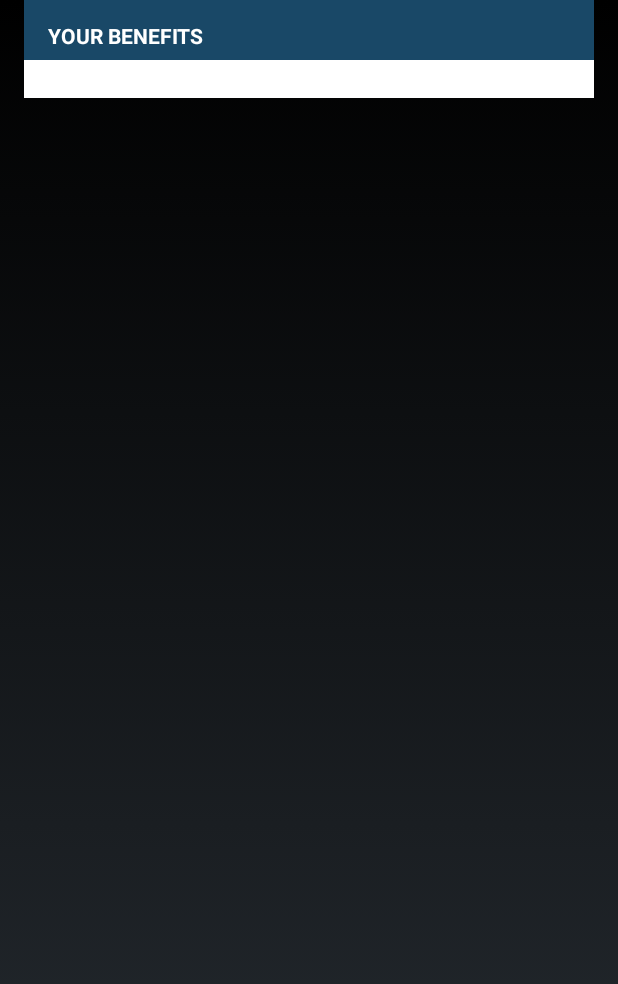
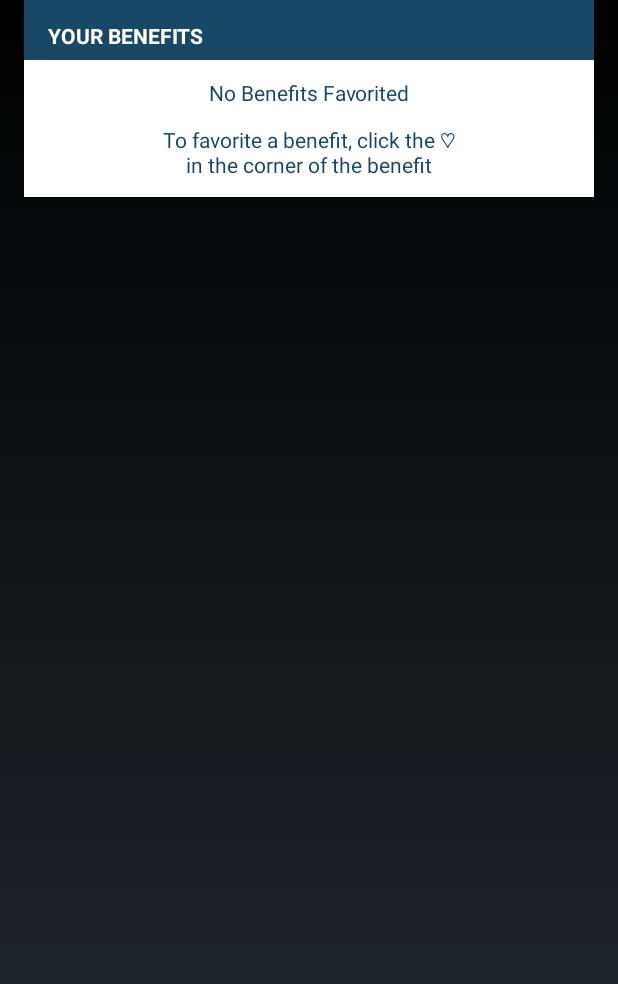
Before and after one commit to miraclesystems/modes-mobile-droid, an Android app: the fragment FavoritesBenefitsListFragment shown on its own in the app's theme, on a phone screen of 412 x 824 dp. Shown: the top 984 px of the screen. Run offline under Robolectric (Android 15) with nearby library versions, the phone set to English and light mode, and no system bars; 6 statements that could not run were skipped.

Commit message:
fixes per jira for favorites and connect

```diff
--- a/app/src/main/java/mil/dod/mcfp/mymilitaryonesource/kotlin/MVVM/Favorites/FavoritesBenefitsListFragment.kt
+++ b/app/src/main/java/mil/dod/mcfp/mymilitaryonesource/kotlin/MVVM/Favorites/FavoritesBenefitsListFragment.kt
@@ -9,6 +9,10 @@ import android.view.View
 import android.view.ViewGroup
 import android.widget.BaseAdapter
 import android.widget.ListView
+import androidx.core.view.isVisible
+import kotlinx.android.synthetic.main.fragment_favoirties_guides_list.*
+import kotlinx.android.synthetic.main.fragment_favorites_benefits_list.*
+import kotlinx.android.synthetic.main.fragment_favorites_benefits_list.listFavorites
 import mil.dod.mcfp.mymilitaryonesource.R
 import mil.dod.mcfp.mymilitaryonesource.kotlin.MVVM.Utils.ModesDb
 import kotlinx.android.synthetic.main.fragment_favorites_benefits_list.view.listFavorites
@@ -32,6 +36,21 @@ class FavoritesBenefitsListFragment : Fragment() {
 
     var list : ListView? = null
 
+    override fun onResume() {
+        super.onResume()
+
+        var favoritesActivity = activity as FavoritesActivity
+        if(favoritesActivity.viewModel.getFavoriteBenefits().count() < 1){
+            listFavorites?.isVisible   = false
+            noBenefits?.isVisible = true
+
+        }
+        else{
+            listFavorites?.isVisible   = true
+            noBenefits?.isVisible = false
+        }
+    }
+
     override fun onCreate(savedInstanceState: Bundle?) {
         super.onCreate(savedInstanceState)
         arguments?.let {
@@ -42,6 +61,19 @@ class FavoritesBenefitsListFragment : Fragment() {
 
     fun reloadList(){
         var favoritesActivity = activity as FavoritesActivity
+
+
+        if(favoritesActivity.viewModel.getFavoriteBenefits().count() < 1){
+            listFavorites?.isVisible   = false
+            noBenefits?.isVisible = true
+
+        }
+        else{
+            listFavorites?.isVisible   = true
+            noBenefits?.isVisible = false
+        }
+
+
         var adapter = BenefitsFavoritListAdapter(favoritesActivity.applicationContext, favoritesActivity.viewModel.getFavoriteBenefits())
         adapter.fragment = this
         list?.adapter  = adapter
@@ -56,6 +88,9 @@ class FavoritesBenefitsListFragment : Fragment() {
         val view : View =  inflater.inflate(R.layout.fragment_favorites_benefits_list, container, false)
 
         var favoritesActivity = activity as FavoritesActivity
+
+
+
 
         var adapter = BenefitsFavoritListAdapter(favoritesActivity.applicationContext, favoritesActivity.viewModel.getFavoriteBenefits())
         adapter.fragment = this
--- a/app/src/main/res/layout/activity_connect.xml
+++ b/app/src/main/res/layout/activity_connect.xml
@@ -67,6 +67,7 @@
                         android:layout_alignParentLeft="true"
                         android:layout_alignParentEnd="true"
                         android:layout_alignParentRight="true"
+                        android:textAlignment="center"
                         android:layout_gravity="center_vertical|end"
                         android:layout_marginStart="55dp"
                         android:layout_marginLeft="55dp"
--- a/app/src/main/res/layout/activity_settings.xml
+++ b/app/src/main/res/layout/activity_settings.xml
@@ -40,7 +40,7 @@
                 android:layout_marginTop="20dp"
                 android:layout_marginRight="20dp"
                 android:background="@drawable/close_dark"
-                android:contentDescription="back" />
+                android:contentDescription="close" />
         </RelativeLayout>
     </LinearLayout>
     <LinearLayout
--- a/app/src/main/res/layout/fragment_favorites_benefits_list.xml
+++ b/app/src/main/res/layout/fragment_favorites_benefits_list.xml
@@ -33,6 +33,35 @@
                 android:textStyle="bold"
                 android:background="#194867"/>
 
+            <RelativeLayout
+                android:layout_width="wrap_content"
+                android:layout_height="wrap_content"
+                android:layout_below="@id/header"
+                android:id="@+id/noBenefits">
+
+                <TextView
+                    android:id="@+id/line1"
+                    android:layout_width="match_parent"
+                    android:layout_height="wrap_content"
+                    android:layout_marginTop="12dp"
+                    android:text="No Benefits Favorited"
+                    android:gravity="center_horizontal"
+                    android:textColor="#194867"
+                    android:textSize="14sp"/>
+                <TextView
+                    android:id="@+id/line2"
+                    android:layout_below="@id/line1"
+                    android:layout_width="match_parent"
+                    android:layout_height="wrap_content"
+                    android:layout_marginTop="12dp"
+                    android:layout_marginBottom="12dp"
+                    android:text="To favorite a benefit, click the ♡\nin the corner of the benefit"
+                    android:gravity="center_horizontal"
+                    android:textColor="#194867"
+                    android:textSize="14sp"/>
+
+            </RelativeLayout>
+
             <ListView
                 android:id="@+id/listFavorites"
                 android:layout_width="match_parent"
--- a/app/src/main/res/layout/fragment_favorites_installations.xml
+++ b/app/src/main/res/layout/fragment_favorites_installations.xml
@@ -42,7 +42,7 @@
             android:text="LOCATION NAME"
             android:layout_marginLeft="24dp"
             android:layout_marginTop="24dp"
-            android:textColor="#194867"
+            android:textColor="#333333"
             android:textSize="20sp"
             android:textStyle="bold"/>
         <TextView
```
Also changed, not shown: app/src/main/java/mil/dod/mcfp/mymilitaryonesource/kotlin/MVVM/Favorites/FavoritesGuidesListFragment.kt (+30 -0 lines), app/src/main/res/drawable/ic_onesource.xml (added, +8 -0 lines), app/src/main/res/layout/activity_about.xml (+22 -3 lines), app/src/main/res/layout/fragment_favoirties_guides_list.xml (+28 -0 lines), app/src/main/res/drawable-xhdpi/onesource.png (added), app/src/main/res/drawable-xxhdpi/onesource.png (added), app/src/main/res/drawable-xxxhdpi/onesource.png (added).
